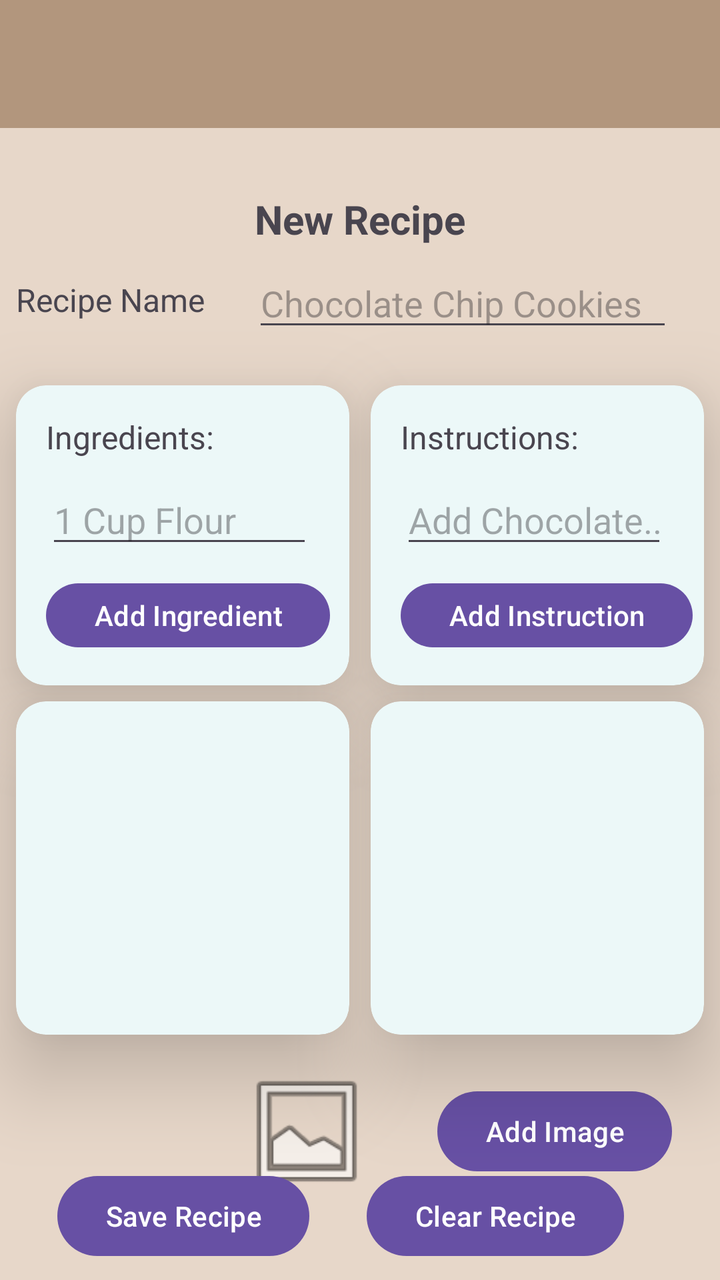
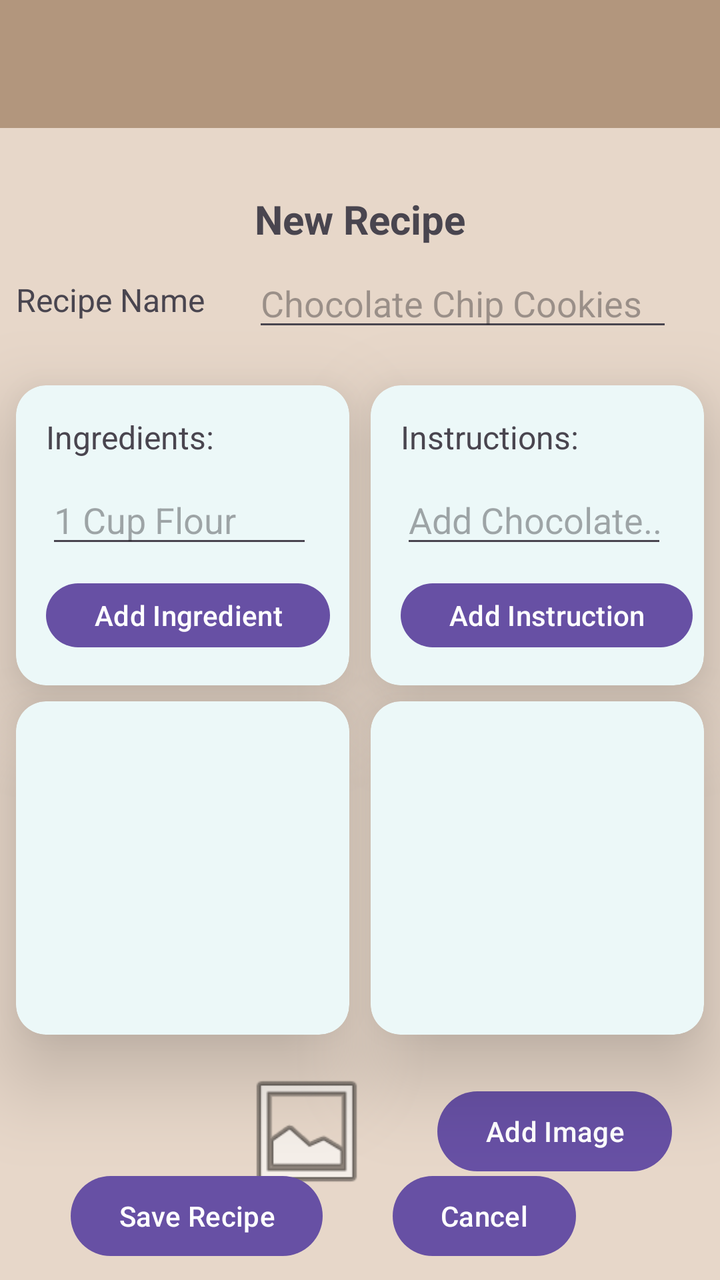

Compare the two renders of this Android layout. The source of the first and the diff that turns it into the second are given below.
<!-- AndroidManifest.xml: application theme Theme.RylanWight -->
<!-- res/layout/activity_new_recipe.xml -->
<?xml version="1.0" encoding="utf-8"?>
<androidx.constraintlayout.widget.ConstraintLayout xmlns:android="http://schemas.android.com/apk/res/android"
    xmlns:app="http://schemas.android.com/apk/res-auto"
    xmlns:tools="http://schemas.android.com/tools"
    android:id="@+id/main"
    android:layout_width="match_parent"
    android:layout_height="match_parent"
    android:background="#E7D7C9"
    tools:context=".new_recipe">

    <androidx.appcompat.widget.Toolbar
        android:id="@+id/tbNewRecipe"
        android:layout_width="409dp"
        android:layout_height="wrap_content"
        android:background="#B2967D"
        android:minHeight="?attr/actionBarSize"
        android:theme="?attr/actionBarTheme"
        app:layout_constraintEnd_toEndOf="parent"
        app:layout_constraintStart_toStartOf="parent"
        app:layout_constraintTop_toTopOf="parent" />

    <TextView
        android:id="@+id/tvNewRecipe"
        android:layout_width="wrap_content"
        android:layout_height="wrap_content"
        android:layout_marginTop="32dp"
        android:text="New Recipe"
        android:textSize="20sp"
        android:textStyle="bold"
        app:layout_constraintEnd_toEndOf="parent"
        app:layout_constraintStart_toStartOf="parent"
        app:layout_constraintTop_toBottomOf="@+id/tbNewRecipe" />

    <TextView
        android:id="@+id/lblRecipeName"
        android:layout_width="wrap_content"
        android:layout_height="wrap_content"
        android:layout_marginStart="8dp"
        android:layout_marginTop="16dp"
        android:text="Recipe Name"
        android:textSize="16sp"
        app:layout_constraintStart_toStartOf="parent"
        app:layout_constraintTop_toBottomOf="@+id/tvNewRecipe" />

    <EditText
        android:id="@+id/etRecipeName"
        style="@style/Widget.AppCompat.EditText"
        android:layout_width="wrap_content"
        android:layout_height="wrap_content"
        android:ems="10"
        android:hint="Chocolate Chip Cookies"
        android:inputType="text"
        app:layout_constraintBottom_toBottomOf="@+id/lblRecipeName"
        app:layout_constraintEnd_toEndOf="parent"
        app:layout_constraintStart_toEndOf="@+id/lblRecipeName"
        app:layout_constraintTop_toTopOf="@+id/lblRecipeName" />

    <androidx.cardview.widget.CardView
        android:id="@+id/ingredientCard"
        android:layout_width="500px"
        android:layout_height="450px"
        android:layout_marginStart="8dp"
        android:layout_marginTop="32dp"
        app:cardBackgroundColor="#ECF8F8"
        app:cardCornerRadius="15dp"
        app:cardElevation="24dp"
        app:layout_constraintStart_toStartOf="parent"
        app:layout_constraintTop_toBottomOf="@+id/lblRecipeName">

        <TextView
            android:id="@+id/lblIngredients"
            android:layout_width="wrap_content"
            android:layout_height="wrap_content"
            android:layout_marginStart="15dp"
            android:layout_marginTop="15dp"
            android:layout_marginBottom="15dp"
            android:text="Ingredients:"
            android:textSize="16sp" />

        <EditText
            android:id="@+id/etIngredient"
            android:layout_width="400px"
            android:layout_height="wrap_content"
            android:layout_marginStart="15dp"
            android:layout_marginTop="45dp"
            android:layout_marginBottom="15dp"
            android:ems="10"
            android:hint="1 Cup Flour"
            android:inputType="text" />

        <Button
            android:id="@+id/btnAddIngredient"
            android:layout_width="wrap_content"
            android:layout_height="wrap_content"
            android:layout_marginStart="15dp"
            android:layout_marginTop="95dp"
            android:layout_marginBottom="15dp"
            android:text="Add Ingredient" />
    </androidx.cardview.widget.CardView>

    <androidx.cardview.widget.CardView
        android:id="@+id/instructionCard"
        android:layout_width="500px"
        android:layout_height="450px"
        android:layout_marginEnd="8dp"
        app:cardBackgroundColor="#ECF8F8"
        app:cardCornerRadius="15dp"
        app:cardElevation="24dp"
        app:layout_constraintEnd_toEndOf="parent"
        app:layout_constraintTop_toTopOf="@+id/ingredientCard">

        <TextView
            android:id="@+id/lblInstructions"
            android:layout_width="wrap_content"
            android:layout_height="wrap_content"
            android:layout_marginStart="15dp"
            android:layout_marginTop="15dp"
            android:layout_marginBottom="15dp"
            android:text="Instructions:"
            android:textSize="16sp" />

        <EditText
            android:id="@+id/etInstruction"
            android:layout_width="400px"
            android:layout_height="wrap_content"
            android:layout_marginStart="15dp"
            android:layout_marginTop="45dp"
            android:layout_marginBottom="15dp"
            android:ems="10"
            android:hint="Add Chocolate..."
            android:inputType="text" />

        <Button
            android:id="@+id/btnAddInstruction"
            android:layout_width="wrap_content"
            android:layout_height="wrap_content"
            android:layout_marginStart="15dp"
            android:layout_marginTop="95dp"
            android:layout_marginBottom="15dp"
            android:text="Add Instruction" />
    </androidx.cardview.widget.CardView>

    <androidx.cardview.widget.CardView
        android:id="@+id/ingredientsListCard"
        android:layout_width="500px"
        android:layout_height="500px"
        android:layout_marginStart="8dp"
        android:layout_marginTop="8dp"
        app:cardBackgroundColor="#ECF8F8"
        app:cardCornerRadius="15dp"
        app:cardElevation="24dp"
        app:layout_constraintStart_toStartOf="parent"
        app:layout_constraintTop_toBottomOf="@+id/ingredientCard">

        <androidx.recyclerview.widget.RecyclerView
            android:id="@+id/ingredientsList"
            android:layout_width="match_parent"
            android:layout_height="match_parent"
            android:layout_marginStart="15dp"
            android:layout_marginTop="15dp" />
    </androidx.cardview.widget.CardView>

    <androidx.cardview.widget.CardView
        android:layout_width="500px"
        android:layout_height="500px"
        android:layout_marginTop="8dp"
        android:layout_marginEnd="8dp"
        app:cardBackgroundColor="#ECF8F8"
        app:cardCornerRadius="15dp"
        app:cardElevation="24dp"
        app:layout_constraintEnd_toEndOf="parent"
        app:layout_constraintTop_toBottomOf="@+id/instructionCard">

        <androidx.recyclerview.widget.RecyclerView
            android:id="@+id/instructionsList"
            android:layout_width="match_parent"
            android:layout_height="match_parent"
            android:layout_marginStart="15dp"
            android:layout_marginTop="15dp" />
    </androidx.cardview.widget.CardView>

    <ImageView
        android:id="@+id/imgRecipe"
        android:layout_width="200px"
        android:layout_height="200px"
        android:layout_marginStart="120dp"
        android:layout_marginTop="15dp"
        android:maxWidth="300px"
        android:maxHeight="300px"
        app:layout_constraintStart_toStartOf="parent"
        app:layout_constraintTop_toBottomOf="@+id/ingredientsListCard"
        app:srcCompat="@android:drawable/ic_menu_gallery" />

    <Button
        android:id="@+id/btnAddImg"
        android:layout_width="wrap_content"
        android:layout_height="wrap_content"
        android:layout_marginStart="32dp"
        android:text="Add Image"
        app:layout_constraintBottom_toBottomOf="@+id/imgRecipe"
        app:layout_constraintStart_toEndOf="@+id/imgRecipe"
        app:layout_constraintTop_toTopOf="@+id/imgRecipe" />

    <Button
        android:id="@+id/btnSaveRecipe"
        android:layout_width="wrap_content"
        android:layout_height="wrap_content"
        android:layout_marginBottom="8dp"
        android:text="Save Recipe"
        app:layout_constraintBottom_toBottomOf="parent"
        app:layout_constraintEnd_toStartOf="@+id/btnClear"
        app:layout_constraintStart_toStartOf="parent" />

    <Button
        android:id="@+id/btnClear"
        android:layout_width="wrap_content"
        android:layout_height="wrap_content"
        android:layout_marginEnd="48dp"
        android:layout_marginBottom="8dp"
        android:text="Clear Recipe"
        app:layout_constraintBottom_toBottomOf="parent"
        app:layout_constraintEnd_toEndOf="parent" />
</androidx.constraintlayout.widget.ConstraintLayout>
<!-- resources referenced by this layout -->
<resources>
  <style name="Theme.RylanWight" parent="Base.Theme.RylanWight" />
  <style name="Base.Theme.RylanWight" parent="Theme.Material3.DayNight.NoActionBar">
          
          
      </style>
</resources>

<!-- the commit's change to res/layout/activity_new_recipe.xml (unified diff, before → after) -->
@@ -215,9 +215,9 @@
         android:id="@+id/btnClear"
         android:layout_width="wrap_content"
         android:layout_height="wrap_content"
-        android:layout_marginEnd="48dp"
+        android:layout_marginEnd="72dp"
         android:layout_marginBottom="8dp"
-        android:text="Clear Recipe"
+        android:text="Cancel"
         app:layout_constraintBottom_toBottomOf="parent"
         app:layout_constraintEnd_toEndOf="parent" />
 </androidx.constraintlayout.widget.ConstraintLayout>
